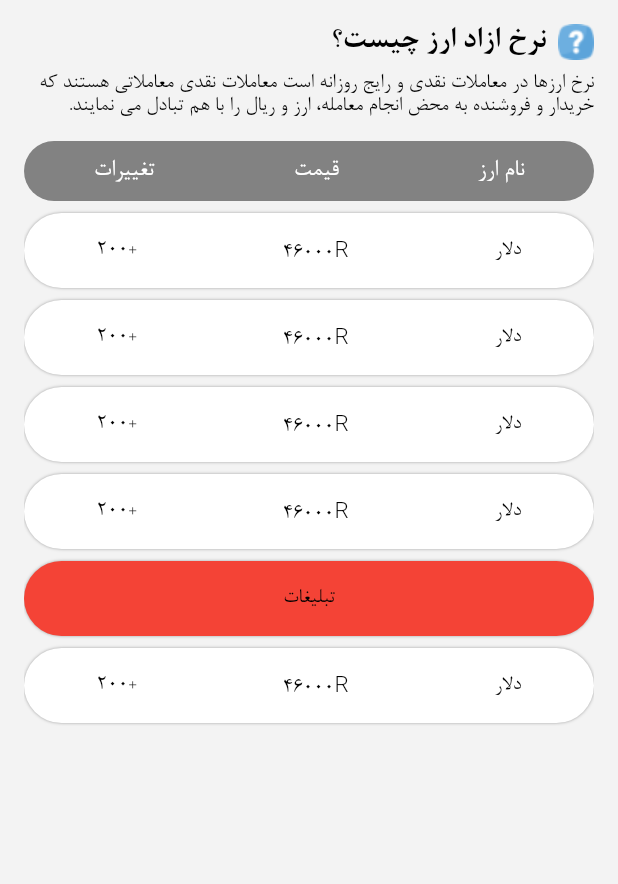
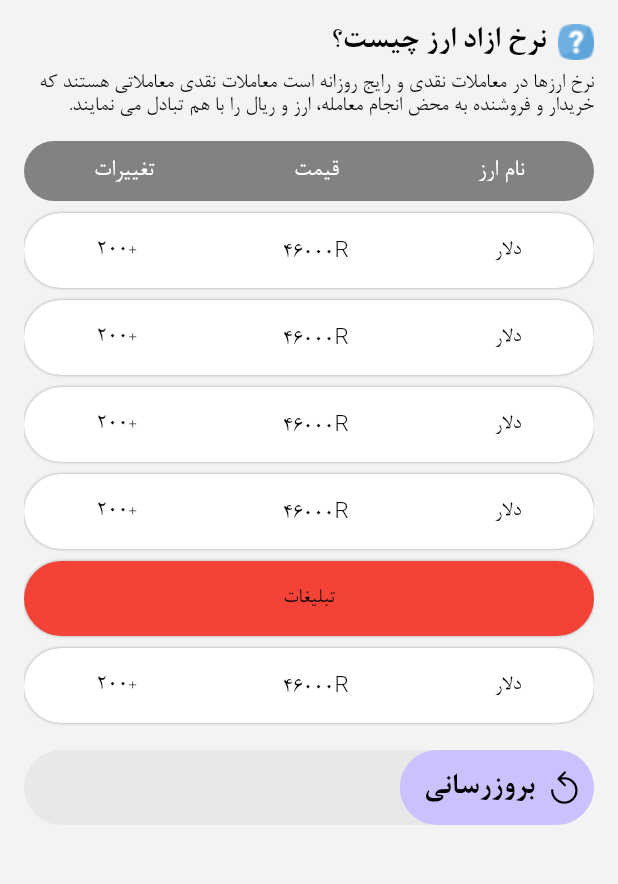
Before and after one commit to Arna98/CurrencyPrice, a Flutter app: the screen it shows after launch, on a phone screen of 412 x 824 dp, the part 84-968 px from its top. Run offline on Flutter 3.47's test engine with Material 2 defaults, Android fonts, the phone set to English and light mode, and no system bars.

Commit message:
Add update button

```diff
--- a/lib/main.dart
+++ b/lib/main.dart
@@ -1,3 +1,4 @@
+import 'package:flutter/cupertino.dart';
 import 'package:flutter/material.dart';
 import 'package:flutter_localizations/flutter_localizations.dart';
 
@@ -113,11 +114,43 @@ class BodyWidget extends StatelessWidget {
                 return ListviewItem(context: context, position: index);
               },
               separatorBuilder: (BuildContext context, int index) {
-                return (index + 1) % 4 == 0 ? const ListviewItemSeparator() : const SizedBox.shrink();
+                return (index + 1) % 4 == 0
+                    ? const ListviewItemSeparator()
+                    : const SizedBox.shrink();
               },
             ),
           ),
-
+          Padding(
+            padding: const EdgeInsets.only(top: 16),
+            child: Container(
+              width: double.infinity,
+              height: 50,
+              decoration: const BoxDecoration(
+                  color: Color.fromARGB(255, 232, 232, 232),
+                  borderRadius: BorderRadius.all(Radius.circular(1000))),
+              child: Row(
+                children: [
+                  SizedBox(
+                    height: 50,
+                    child: TextButton.icon(
+                        style: ButtonStyle(
+                          backgroundColor: MaterialStateProperty.all(const Color.fromARGB(255, 202, 193, 255)),
+                          shape: MaterialStateProperty.all<RoundedRectangleBorder>(
+                            const RoundedRectangleBorder(borderRadius: BorderRadius.all(Radius.circular(1000)))
+                          ),
+                        ),
+                        onPressed: () {},
+                        icon: const Icon(CupertinoIcons.refresh_bold, color: Colors.black),
+                        label: Padding(
+                          padding: const EdgeInsets.fromLTRB(8, 0, 0, 0),
+                          child: Text("بروزرسانی",
+                              style: Theme.of(context).textTheme.titleLarge),
+                        )),
+                  ),
+                ],
+              ),
+            ),
+          ),
         ]),
       ),
     );
@@ -140,16 +173,12 @@ class ListviewItemSeparator extends StatelessWidget {
               color: Colors.red,
               borderRadius: BorderRadius.all(Radius.circular(1000)),
               boxShadow: <BoxShadow>[
-            BoxShadow(
-              blurRadius: 1.0,
-              color: Colors.grey
-            )
-          ]
-        ),
+                BoxShadow(blurRadius: 1.0, color: Colors.grey)
+              ]),
           child: Center(
-          child: Text("تبلیغات", style: Theme.of(context).textTheme.bodyLarge),
-        )
-      ),
+            child:
+                Text("تبلیغات", style: Theme.of(context).textTheme.bodyLarge),
+          )),
     );
   }
 }
```
Lines whose indentation alone changed are shown as unchanged.
